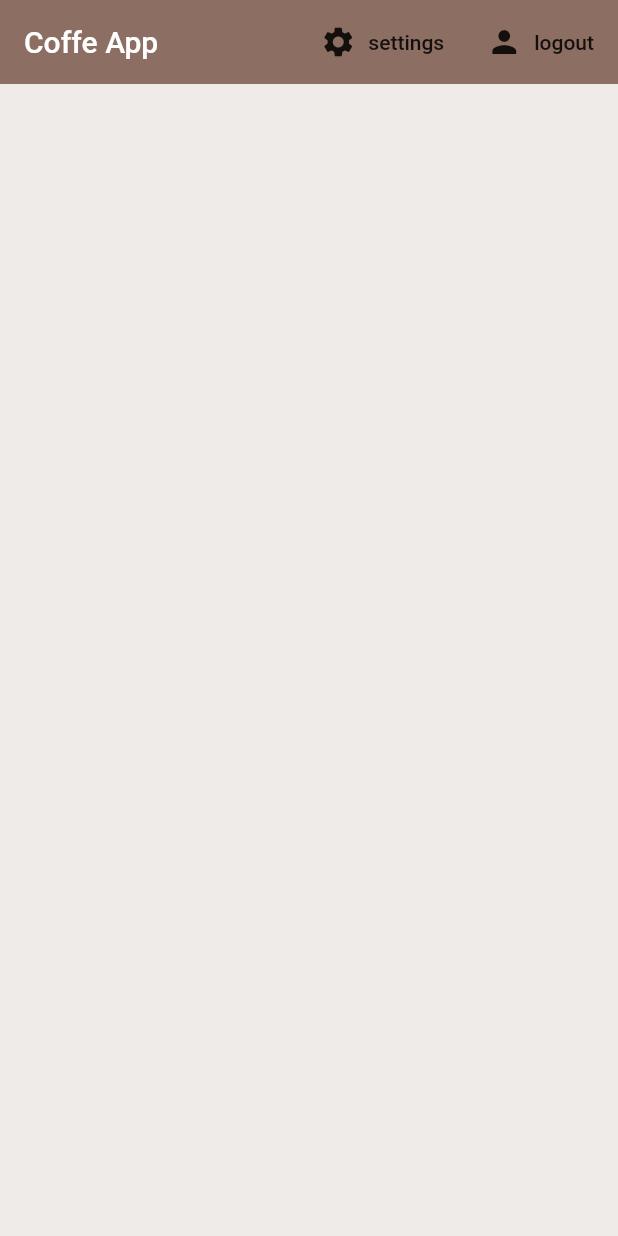
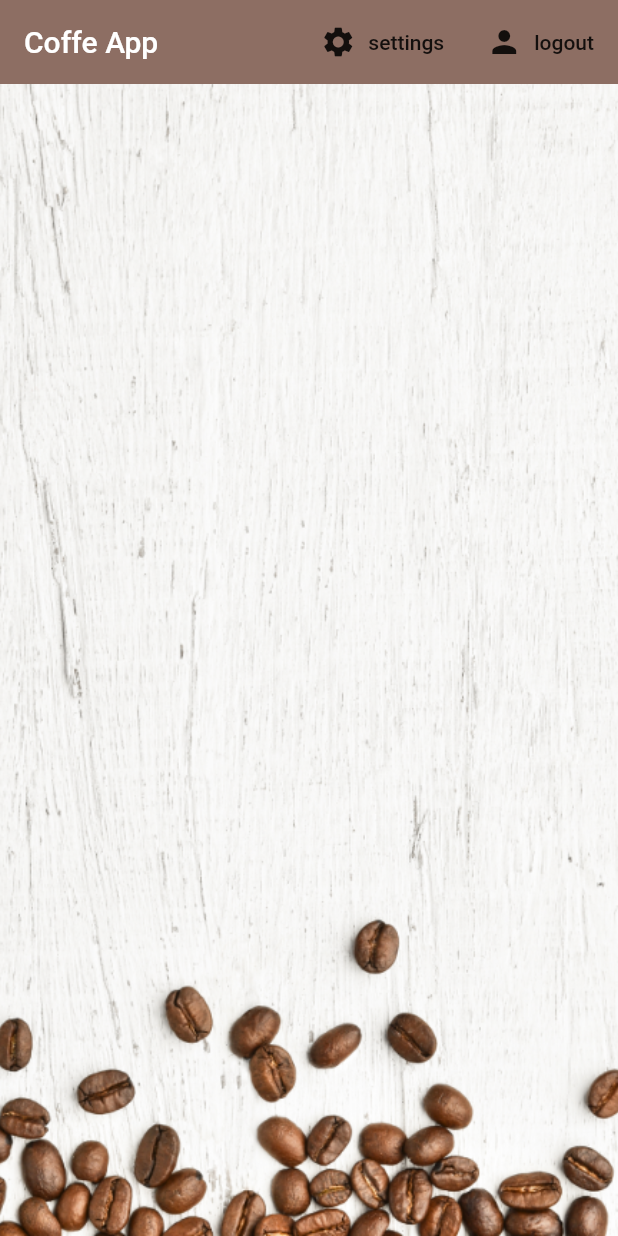
Before and after one commit to Dalimar95/coffe_app, a Flutter app: the screen it shows once a user with an empty profile is signed in, on a phone screen of 412 x 824 dp. Run offline on Flutter 3.47's test engine with Material 2 defaults, Android fonts, the phone set to English and light mode, and no system bars; our stand-ins replace cloud_firestore, firebase_auth, flutter_spinkit; accounts and stored records are empty.

Commit message:
final commit

```diff
--- a/lib/models/user.dart
+++ b/lib/models/user.dart
@@ -6,3 +6,13 @@ final String uid;
 User({this.uid});
 
 }
+
+class UData {
+  final String uid;
+  final String name;
+  final String sugars;
+  final int strength;
+
+  UData({this.uid,this.name,this.sugars,this.strength});
+
+}
--- a/lib/screens/home/home.dart
+++ b/lib/screens/home/home.dart
@@ -45,7 +45,14 @@ class Home extends StatelessWidget {
           ],
 
         ),
-        body:  UserList(),
+        body:  Container(
+          decoration: BoxDecoration(
+            image: DecorationImage(
+              image: AssetImage('assets/coffee_bg.png'),
+              fit: BoxFit.cover
+            )
+          ),
+          child: UserList()),
       ),
     );
   }
--- a/lib/screens/home/user_list.dart
+++ b/lib/screens/home/user_list.dart
@@ -13,7 +13,7 @@ class _UserListState extends State<UserList> {
   @override
   Widget build(BuildContext context) {
 
-    final users = Provider.of<List<UserData>>(context);
+    final users = Provider.of<List<UserData>>(context)??[];
    // print (users.documents);
 
    users.forEach((user){
--- a/lib/screens/home/user_tile.dart
+++ b/lib/screens/home/user_tile.dart
@@ -14,8 +14,10 @@ class UserTile extends StatelessWidget {
       child: Card(
         margin: EdgeInsets.fromLTRB(20.0, 6.0, 20.0, 0),
         child: ListTile(
-          leading: CircleAvatar(backgroundColor: Colors.brown[user.strength],
-          radius: 25.0
+          leading: CircleAvatar(
+            backgroundColor: Colors.brown[user.strength],
+            backgroundImage: AssetImage('assets/coffee_icon.png'),
+            radius: 25.0
           ),
           title: Text(user.name),
           subtitle: Text('Takes${user.sugars} sugar(s)'),
--- a/pubspec.yaml
+++ b/pubspec.yaml
@@ -47,9 +47,8 @@ flutter:
   uses-material-design: true
 
   # To add assets to your application, add an assets section, like this:
-  # assets:
-  #  - images/a_dot_burr.jpeg
-  #  - images/a_dot_ham.jpeg
+  assets:
+   - assets/
 
   # An image asset can refer to one or more resolution-specific "variants", see
   # https://flutter.dev/assets-and-images/#resolution-aware.
```
Also changed, not shown: lib/screens/home/settings_form.dart (+38 -4 lines), lib/services/database.dart (+17 -0 lines), assets/coffee_bg.png (added), assets/coffee_icon.png (added).
